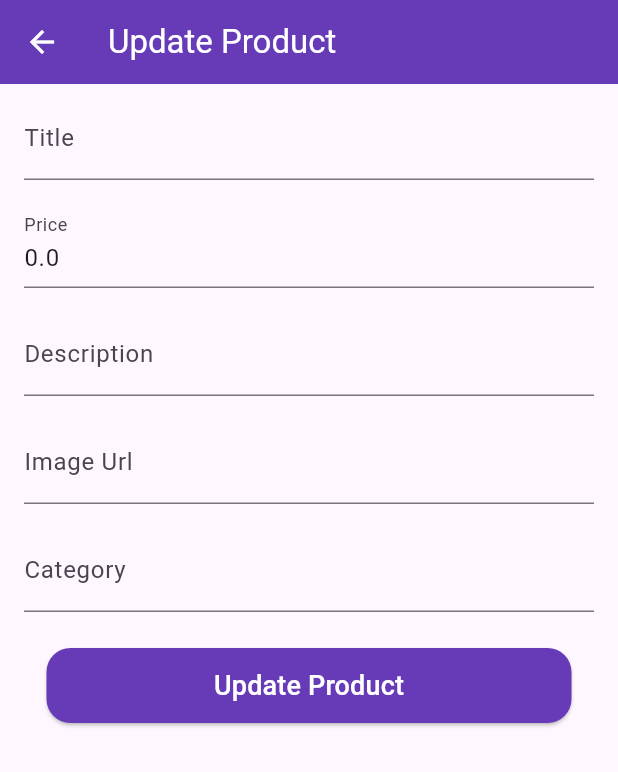
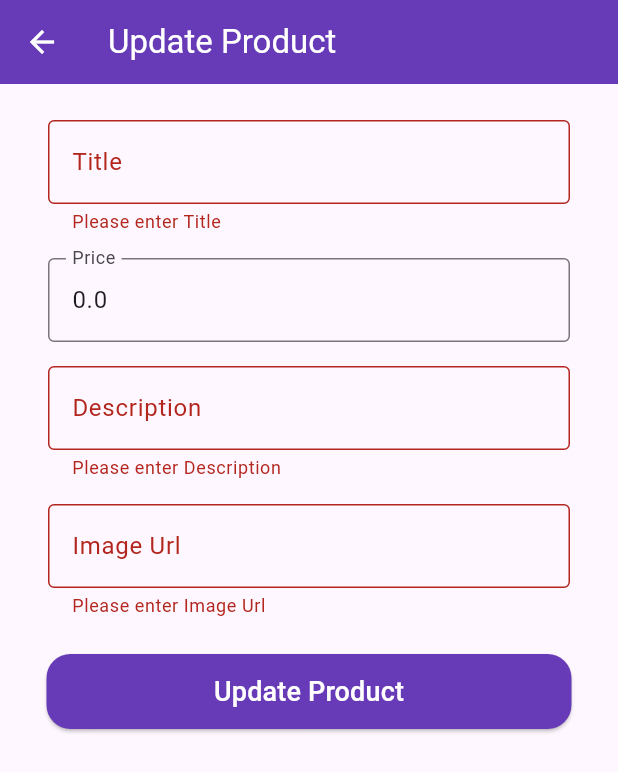
Before and after one commit to Booda-code/E-Commerce-App, a Flutter app: the UpdateProductPage screen opened directly with empty values, after a tap on "Update Product", on a phone screen of 412 x 824 dp. Shown: the top 772 px of the screen. Run offline on Flutter 3.47's test engine with Material 3 defaults, Android fonts, the phone set to English and light mode, and no system bars; our stand-ins replace dio, flutter_bloc; network calls fail.

Commit message:
Update Cubit Edit in:  Api Service  main.dart

```diff
--- a/lib/cubits/get_products_cubit/get_products_cubit.dart
+++ b/lib/cubits/get_products_cubit/get_products_cubit.dart
@@ -1,6 +1,5 @@
-import 'package:dio/dio.dart';
 import 'package:ecommerce_app/models/product_model.dart';
-import 'package:ecommerce_app/services/api_service.dart';
+import 'package:ecommerce_app/services/product_service.dart';
 import 'package:flutter_bloc/flutter_bloc.dart';
 
 import 'get_products_states.dart';
@@ -10,30 +9,13 @@ class GetProductsCubit extends Cubit<GetProductsStates> {
 
   List<ProductModel> products = [];
 
-  getProducts({required String productName}) async {
+  getProducts() async {
     emit(GetProductsLoadingState());
     try {
-      final data = await ApiService(Dio()).getProducts(endpoint: productName);
-      products = (data as List).map((e) => ProductModel.fromJson(e)).toList();
+      products = await ProductService().getProducts();
       emit(GetProductsSuccessState(products));
     } catch (e) {
       emit(GetProductsErrorState());
     }
   }
-
-  void deleteProduct(int id) {
-    products.removeWhere((product) => product.id == id);
-    emit(GetProductsSuccessState(List.from(products)));
-  }
-
-  void postProduct(ProductModel product) {
-    products.add(product);
-    emit(GetProductsSuccessState(List.from(products)));
-  }
-
-  void updateProduct(ProductModel product) {
-    final index = products.indexWhere((element) => element.id == product.id);
-    products[index] = product;
-    emit(GetProductsSuccessState(List.from(products)));
-  }
 }
--- /dev/null
+++ b/lib/cubits/update_products_cubit/update_products_states.dart
@@ -0,0 +1,9 @@
+class UpdateProductsStates {}
+
+class UpdateProductsInitialState extends UpdateProductsStates {}
+
+class UpdateProductsLoadingState extends UpdateProductsStates {}
+
+class UpdateProductsSuccessState extends UpdateProductsStates {}
+
+class UpdateProductsErrorState extends UpdateProductsStates {}
--- a/lib/models/product_model.dart
+++ b/lib/models/product_model.dart
@@ -1,48 +1,16 @@
-// class ProductModel {
-//   final String? id;
-//   final String? title;
-//   final String? description;
-//   final double? price;
-//   final String? imageUrl;
-//   final String? category;
-//
-//   ProductModel({
-//      this.id,
-//      this.title,
-//       this.description,
-//      this.price,
-//      this.imageUrl,
-//      this.category,
-//   });
-//
-//   factory ProductModel.fromJson(Map<String, dynamic> json) {
-//     return ProductModel(
-//       id: json['id'] as String?,
-//       title: json['title'],
-//       description: json['description'],
-//       price: json['price'],
-//       imageUrl: json['imageUrl'],
-//       category: json['category'],
-//     );
-//   }
-// }
-
-
 class ProductModel {
   final int? id;
   final String? title;
   final String? description;
   final double? price;
-  final String? imageUrl;
-  final String? category;
+  final String? image;
 
   ProductModel({
     this.id,
     this.title,
     this.description,
     this.price,
-    this.imageUrl,
-    this.category,
+    this.image,
   });
 
   factory ProductModel.fromJson(Map<String, dynamic> json) {
@@ -51,8 +19,17 @@ class ProductModel {
       title: json['title'],
       description: json['description'],
       price: (json['price'] as num?)?.toDouble(),
-      imageUrl: json['image'], // اسم الحقل الصحيح
-      category: json['category'],
+      image: json['image'],
     );
   }
+
+  Map<String, dynamic> toJson() {
+    return {
+      if (id != null) 'id': id,
+      'title': title,
+      'description': description,
+      'price': price,
+      'image': image,
+    };
+  }
 }
--- a/lib/pages/update_product_page.dart
+++ b/lib/pages/update_product_page.dart
@@ -1,49 +1,77 @@
+import 'package:ecommerce_app/cubits/get_products_cubit/get_products_cubit.dart';
+import 'package:ecommerce_app/cubits/update_products_cubit/update_products_cubit.dart';
+import 'package:ecommerce_app/cubits/update_products_cubit/update_products_states.dart';
 import 'package:ecommerce_app/models/product_model.dart';
-import 'package:ecommerce_app/cubits/get_products_cubit/get_products_cubit.dart';
-import 'package:ecommerce_app/widgets/custom_text_field.dart';
+import 'package:ecommerce_app/widgets/custom_text_form_field.dart';
 import 'package:flutter/material.dart';
 import 'package:flutter_bloc/flutter_bloc.dart';
 
-class UpdateProductPage extends StatelessWidget {
+class UpdateProductPage extends StatefulWidget {
   final ProductModel product;
+final GetProductsCubit getProductsCubit;
+  const UpdateProductPage({super.key, required this.product, required this.getProductsCubit});
 
-  const UpdateProductPage({super.key, required this.product});
+  @override
+  State<UpdateProductPage> createState() => _UpdateProductPageState();
+}
+
+class _UpdateProductPageState extends State<UpdateProductPage> {
+
+  String? updatedTitle;
+  String? updatedPrice;
+  String? updatedDesc;
+  String? updatedImage;
+  final _formKey = GlobalKey<FormState>();
 
   @override
   Widget build(BuildContext context) {
-    final titleController = TextEditingController(text: product.title);
-    final priceController = TextEditingController(text: product.price.toString());
-    final descController = TextEditingController(text: product.description);
-    final imageController = TextEditingController(text: product.imageUrl);
-    final categoryController = TextEditingController(text: product.category);
-
     return Scaffold(
       appBar: AppBar(
         title: const Text('Update Product', style: TextStyle(color: Colors.white)),
         backgroundColor: Colors.deepPurple,
         iconTheme: const IconThemeData(color: Colors.white),
       ),
-      body: Column(
+      body: BlocProvider(
+        create: (context) => UpdateProductsCubit(),
+        child: BlocConsumer<UpdateProductsCubit, UpdateProductsStates>(
+          listener: (context, state) {
+            if (state is UpdateProductsSuccessState) {
+              ScaffoldMessenger.of(context).showSnackBar(
+                const SnackBar(content: Text('Product updated successfully!')),
+              );
+              widget.getProductsCubit.getProducts();
+              Navigator.of(context).pop();
+
+            } else if (state is UpdateProductsErrorState) {
+              ScaffoldMessenger.of(context).showSnackBar(
+                const SnackBar(content: Text('Failed to update product')),
+              );
+            }
+          },
+          builder: (context, state) {
+            return Padding(
+              padding: const EdgeInsets.all(16.0),
+              child: Form(
+                key: _formKey,
+                child: Column(
                   children: [
-          CustomTextField(labelText: 'Title', controller: titleController),
-          CustomTextField(labelText: 'Price', controller: priceController),
-          CustomTextField(labelText: 'Description', controller: descController),
-          CustomTextField(labelText: 'Image Url', controller: imageController),
-          CustomTextField(labelText: 'Category', controller: categoryController),
+                    CustomTextFormField(labelText: 'Title',initialValue: widget.product.title,onChanged: (value) => updatedTitle = value,),
+                    CustomTextFormField(labelText: 'Price',initialValue: widget.product.price.toString(),onChanged: (value) => updatedPrice = value,),
+                    CustomTextFormField(labelText: 'Description',initialValue: widget.product.description,onChanged: (value) => updatedDesc = value,),
+                    CustomTextFormField(labelText: 'Image Url',initialValue: widget.product.image,onChanged: (value) => updatedImage = value,),
                     const SizedBox(height: 16),
                     ElevatedButton(
                         onPressed: () {
+                          if (_formKey.currentState!.validate()) {
                             final updatedProduct = ProductModel(
-                id: product.id,
-                title: titleController.text,
-                description: descController.text,
-                price: double.tryParse(priceController.text) ?? 0.0,
-                imageUrl: imageController.text,
-                category: categoryController.text,
+                              id: widget.product.id,
+                              title: updatedTitle ?? widget.product.title,
+                              description: updatedDesc ?? widget.product.description,
+                              price: double.tryParse(updatedPrice ?? widget.product.price.toString()) ?? 0.0,
+                              image: updatedImage ?? widget.product.image,
                             );
-
-              BlocProvider.of<GetProductsCubit>(context).updateProduct(updatedProduct);
-              Navigator.of(context).pop();
+                            BlocProvider.of<UpdateProductsCubit>(context).updateProduct(updatedProduct);
+                          }
                       },
                       style: ElevatedButton.styleFrom(
                         fixedSize: const Size(350, 50),
@@ -57,6 +85,11 @@ class UpdateProductPage extends StatelessWidget {
                     ),
                   ],
                 ),
+              ),
+            );
+          },
+        ),
+      ),
     );
   }
 }
--- a/lib/widgets/custom_text_field.dart
+++ /dev/null
@@ -1,25 +0,0 @@
-import 'package:flutter/material.dart';
-
-class CustomTextField extends StatelessWidget {
-  final String labelText;
-  final TextEditingController controller;
-
-  const CustomTextField({
-    super.key,
-    required this.labelText,
-    required this.controller,
-  });
-
-  @override
-  Widget build(BuildContext context) {
-    return Padding(
-      padding: const EdgeInsets.symmetric(horizontal: 16, vertical: 8),
-      child: TextField(
-        controller: controller,
-        decoration: InputDecoration(
-          labelText: labelText,
-        ),
-      ),
-    );
-  }
-}
--- /dev/null
+++ b/lib/widgets/custom_text_form_field.dart
@@ -0,0 +1,28 @@
+import 'package:flutter/material.dart';
+
+class CustomTextFormField extends StatelessWidget {
+    const CustomTextFormField({super.key,required this.labelText,this.initialValue,this.onChanged});
+    final String labelText;
+    final String? initialValue;
+    final void Function(String)? onChanged;
+  @override
+  Widget build(BuildContext context) {
+    return Padding(
+      padding: const EdgeInsets.symmetric(horizontal: 16, vertical: 8),
+      child: TextFormField(
+        initialValue: initialValue,
+        onChanged: onChanged,
+        decoration: InputDecoration(
+          labelText: labelText,
+          border: const OutlineInputBorder(),
+        ),
+        validator: (value) {
+          if (value == null || value.trim().isEmpty) {
+            return 'Please enter $labelText';
+          }
+          return null;
+        },
+      ),
+    );
+  }
+}
```
Also changed, not shown: lib/cubits/delete_products_cubit/delete_products_cubit.dart (added, +18 -0 lines), lib/cubits/delete_products_cubit/delete_products_states.dart (added, +9 -0 lines), lib/cubits/post_products_cubit/post_products_cubit.dart (added, +19 -0 lines), lib/cubits/post_products_cubit/post_products_states.dart (added, +9 -0 lines), lib/cubits/update_products_cubit/update_products_cubit.dart (added, +20 -0 lines), lib/main.dart (+5 -7 lines), lib/pages/add_products_page.dart (+57 -23 lines), lib/pages/home_page.dart (+12 -20 lines), lib/services/api_service.dart (+17 -6 lines), lib/services/product_service.dart (+31 -16 lines), lib/simple_bloc_observer.dart (added, +23 -0 lines), lib/widgets/custom_product.dart (+6 -6 lines), lib/widgets/update_product_button.dart (+17 -3 lines). Lines whose indentation alone changed are shown as unchanged.
